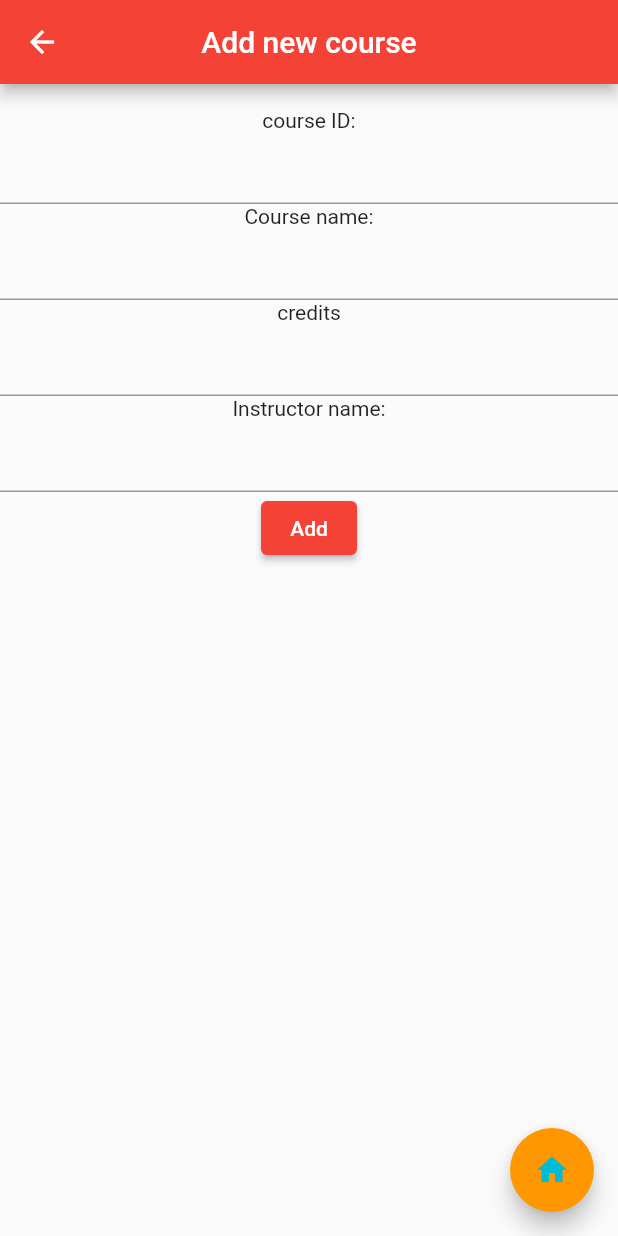
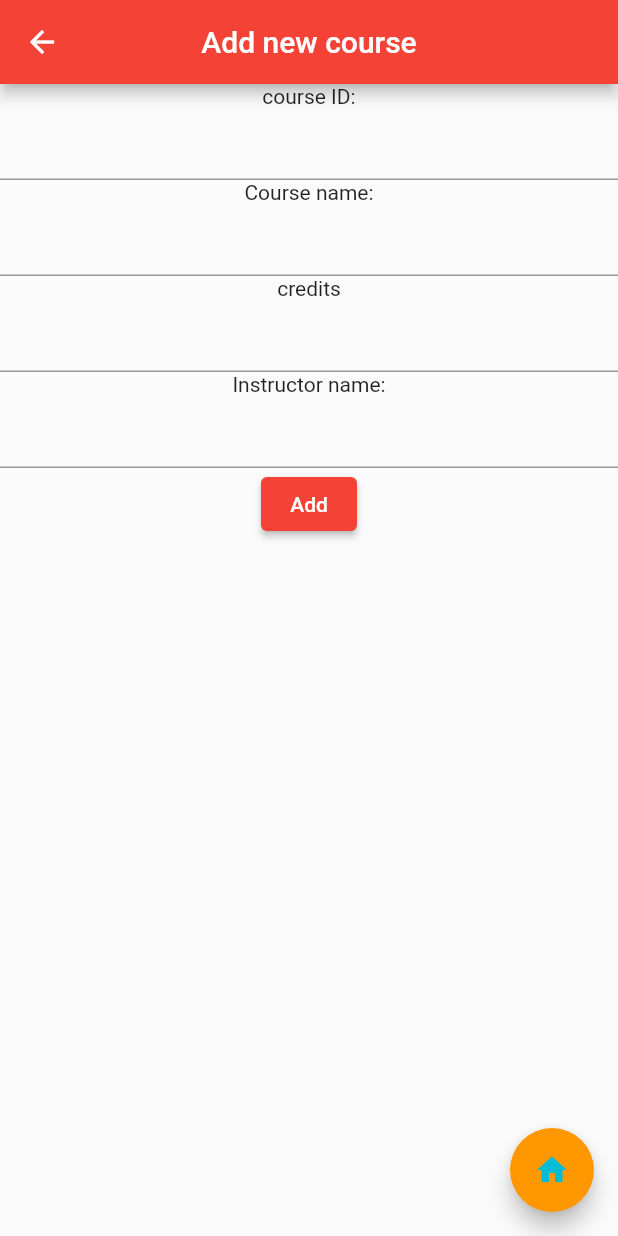
Before and after one commit to Terribly-Shady-Guy/Kaufmann-Week8, a Flutter app: the NewCoursePage screen opened directly, on a phone screen of 412 x 824 dp. Run offline on Flutter 3.47's test engine with Material 2 defaults, Android fonts, the phone set to English and light mode, and no system bars; our stand-ins replace dio; network calls fail.

Commit message:
removed vidibility padding due to overflow

```diff
--- a/client/lib/widgets/new_course_page.dart
+++ b/client/lib/widgets/new_course_page.dart
@@ -51,14 +51,11 @@ class _NewCoursePageState extends State<NewCoursePage> {
       ),
       body: Center(
         child: Column(children: <Widget>[
-          Padding(
-            padding: const EdgeInsets.all(8.0),
-            child: Visibility(
-              visible: _isCreditsInvalid,
-              child: const Text(
-                "credits must be an int",
-                style: TextStyle(color: Colors.red),
-              ),
+          Visibility(
+            visible: _isCreditsInvalid,
+            child: const Text(
+              "credits must be an int",
+              style: TextStyle(color: Colors.red),
             ),
           ),
           const Text("course ID:"),
```
Also changed, not shown: client/lib/widgets/new_student_page.dart (+5 -8 lines).
